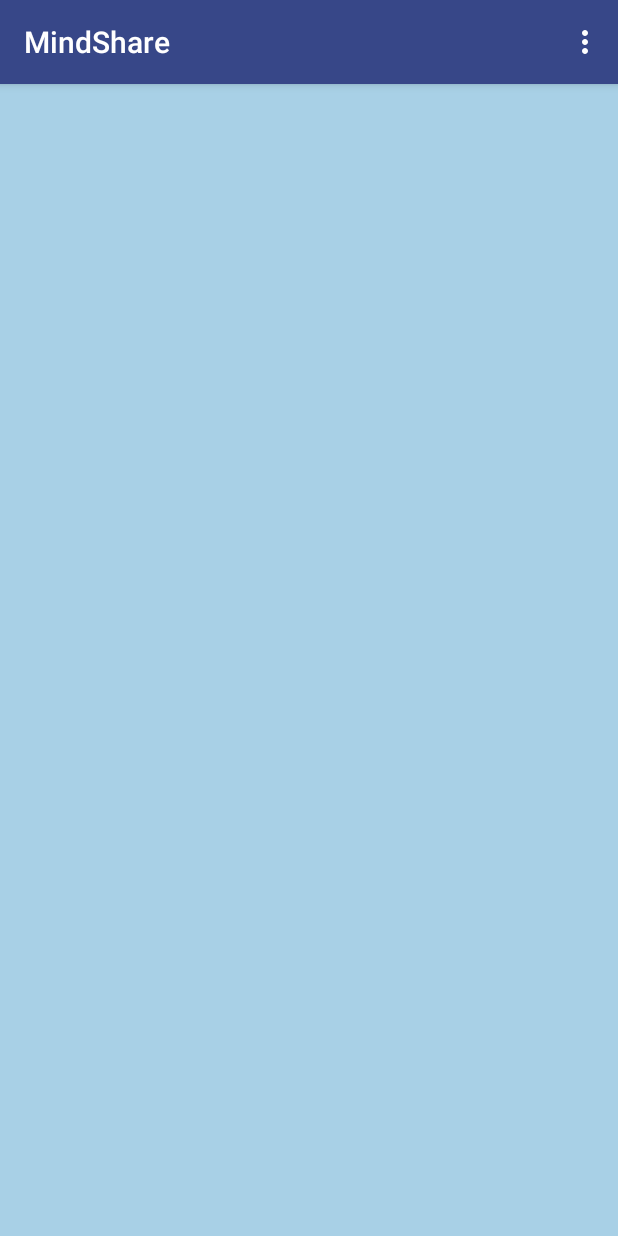
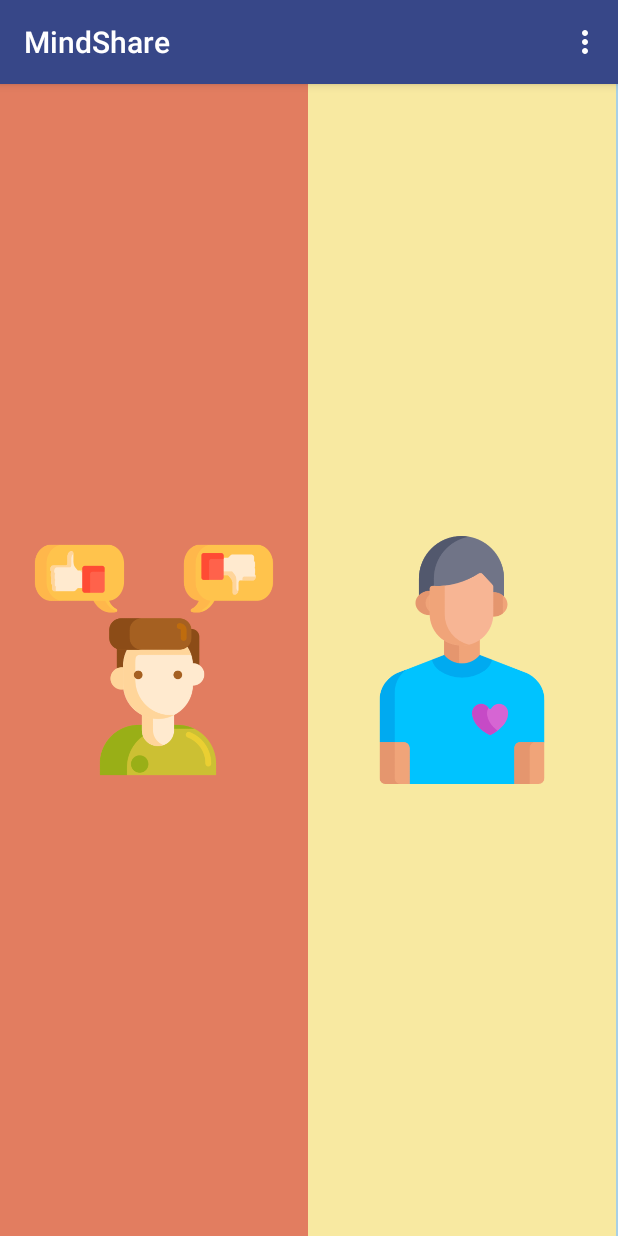
Before and after one commit to MaximCoppieters/MindShare, an Android app: the screen it shows after launch (MainActivity), on a phone screen of 412 x 824 dp. Run offline under Robolectric (Android 15) with nearby library versions, the phone set to English and light mode, and no system bars; 1 statement that could not run was skipped.

Commit message:
start screen

```diff
--- a/app/src/main/res/layout/activity_main.xml
+++ b/app/src/main/res/layout/activity_main.xml
@@ -16,12 +16,12 @@
             android:id="@+id/toolbar"
             android:layout_width="match_parent"
             android:layout_height="?attr/actionBarSize"
-
             app:popupTheme="@style/AppTheme.PopupOverlay" />
 
     </android.support.design.widget.AppBarLayout>
 
-    <include layout="@layout/content_main" />
+
+    <include layout="@layout/content_main"        />
 
 
 </android.support.design.widget.CoordinatorLayout>
--- a/app/src/main/res/layout/content_main.xml
+++ b/app/src/main/res/layout/content_main.xml
@@ -9,7 +9,32 @@
     tools:context=".MainActivity"
     tools:showIn="@layout/activity_main">
 
+    <LinearLayout
+        android:layout_width="match_parent"
+        android:layout_height="match_parent"
 
+        >
+        <ImageView
+            android:layout_width="205dp"
+            android:layout_height="match_parent"
+            android:padding="20dp"
+            android:src="@drawable/feedback"
+            tools:ignore="MissingConstraints"
+            android:clickable="true"
+            android:focusable="true"
+            android:background="@color/pastelRed"/>
 
+        <ImageView
+            android:layout_width="205dp"
+            android:layout_height="match_parent"
+            android:id="@+id/supportiveImage"
+            android:layout_gravity="right|end"
+            android:padding="20dp"
+            android:src="@drawable/patient"
+            tools:ignore="MissingConstraints"
+            android:clickable="true"
+            android:focusable="true"
+            android:background="@color/yellow"/>
+    </LinearLayout>
 
 </android.support.constraint.ConstraintLayout>
```
Also changed, not shown: app/src/main/res/drawable/feedback.png (added), app/src/main/res/drawable/patient.png (added).
